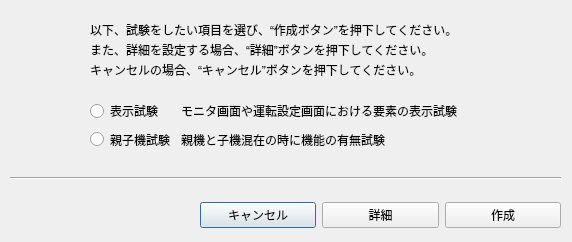
Above: ui/dialog_items.ui from zzw890827/VRFSimulatorScanDataCreator before the change. Below: the same form after it.
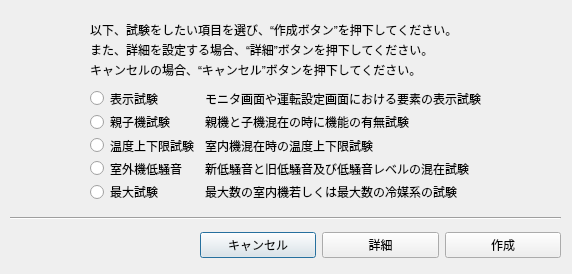
That is the form after the change.

The edit to the form file:
```diff
--- a/ui/dialog_items.ui
+++ b/ui/dialog_items.ui
@@ -7,7 +7,7 @@
     <x>0</x>
     <y>0</y>
     <width>572</width>
-    <height>242</height>
+    <height>274</height>
    </rect>
   </property>
   <property name="windowTitle">
@@ -82,9 +82,9 @@
    <property name="geometry">
     <rect>
      <x>90</x>
-     <y>100</y>
+     <y>90</y>
      <width>431</width>
-     <height>51</height>
+     <height>111</height>
     </rect>
    </property>
    <layout class="QFormLayout" name="formLayout">
@@ -116,13 +116,55 @@
       </property>
      </widget>
     </item>
+    <item row="2" column="0">
+     <widget class="QRadioButton" name="radio_3_items">
+      <property name="text">
+       <string>温度上下限試験</string>
+      </property>
+     </widget>
+    </item>
+    <item row="2" column="1">
+     <widget class="QLabel" name="label_3_radio_items">
+      <property name="text">
+       <string>室内機混在時の温度上下限試験</string>
+      </property>
+     </widget>
+    </item>
+    <item row="3" column="0">
+     <widget class="QRadioButton" name="radio_4_items">
+      <property name="text">
+       <string>室外機低騒音</string>
+      </property>
+     </widget>
+    </item>
+    <item row="3" column="1">
+     <widget class="QLabel" name="label_4_radio_items">
+      <property name="text">
+       <string>新低騒音と旧低騒音及び低騒音レベルの混在試験</string>
+      </property>
+     </widget>
+    </item>
+    <item row="4" column="0">
+     <widget class="QRadioButton" name="radio_5_items">
+      <property name="text">
+       <string>最大試験</string>
+      </property>
+     </widget>
+    </item>
+    <item row="4" column="1">
+     <widget class="QLabel" name="label_5_radio_items">
+      <property name="text">
+       <string>最大数の室内機若しくは最大数の冷媒系の試験</string>
+      </property>
+     </widget>
+    </item>
    </layout>
   </widget>
   <widget class="Line" name="line">
    <property name="geometry">
     <rect>
      <x>10</x>
-     <y>170</y>
+     <y>210</y>
      <width>551</width>
      <height>16</height>
     </rect>
@@ -135,7 +177,7 @@
    <property name="geometry">
     <rect>
      <x>200</x>
-     <y>200</y>
+     <y>230</y>
      <width>361</width>
      <height>31</height>
     </rect>
```
Left out of the diff: 14 changed lines with no effect on the pictures.
